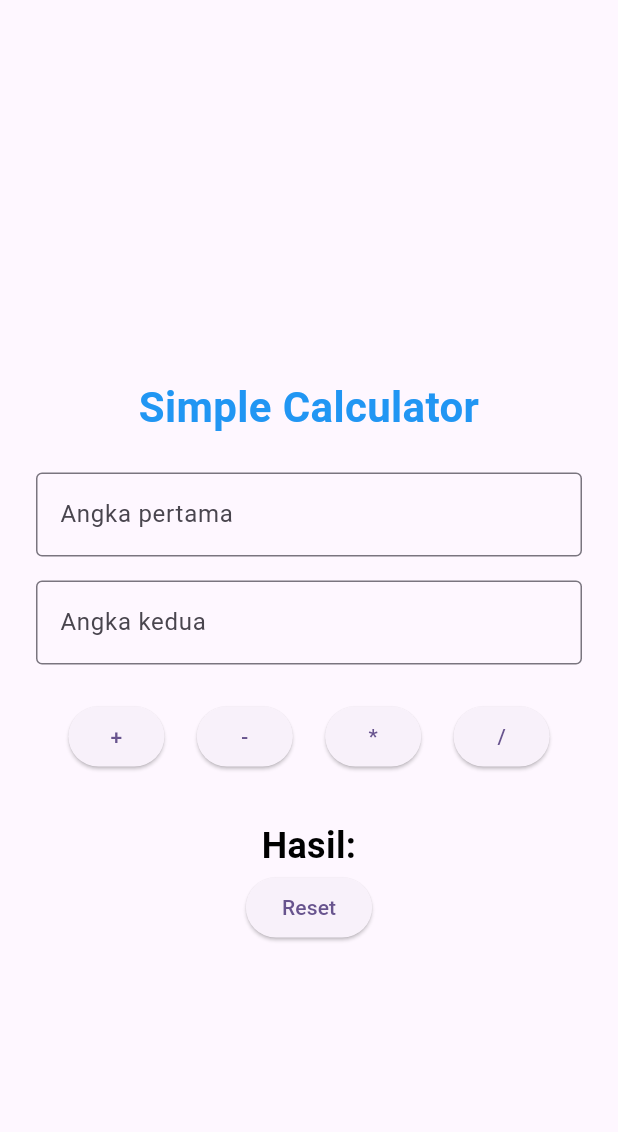
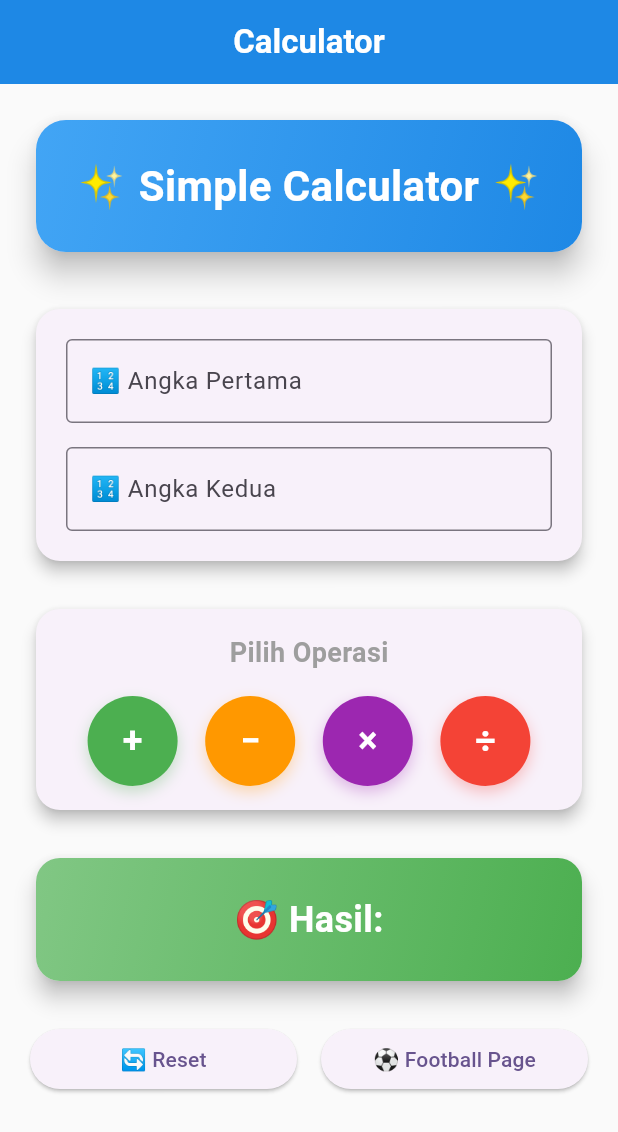
Before and after one commit to namdnta/flutter_1, a Flutter app: the screen it shows after launch, on a phone screen of 412 x 824 dp. Shown: the top 1132 px of the screen. Run offline on Flutter 3.47's test engine with Material 3 defaults, Android fonts, the light colour scheme and no system bars; our stand-ins replace get.

Commit message:
belajar array

```diff
--- /dev/null
+++ b/lib/controllers/editplayer_kontroller.dart
@@ -0,0 +1,5 @@
+import 'package:get/get.dart';
+
+class EditplayerKontroller extends GetxController {
+
+}
--- a/lib/main.dart
+++ b/lib/main.dart
@@ -1,6 +1,7 @@
 import 'package:flutter/material.dart';
 import 'package:get/route_manager.dart';
-import 'package:latihan1_11pplg2/pages/calculator_page.dart';
+import 'package:latihan1_11pplg2/routes/pages.dart';
+import 'package:latihan1_11pplg2/routes/routes.dart';
 
 
 void main() {
@@ -17,7 +18,8 @@ class MyApp extends StatelessWidget {
       theme: ThemeData(
         colorScheme: ColorScheme.fromSeed(seedColor: Colors.deepPurple),
       ),
-      home: CalculatorPage(),
+      initialRoute: AppRoutes.calculatorPage,
+      getPages: AppPages.pages,
     );
   }
 }
--- a/lib/pages/calculator_page.dart
+++ b/lib/pages/calculator_page.dart
@@ -5,6 +5,7 @@ import 'package:latihan1_11pplg2/components/customText.dart';
 import 'package:latihan1_11pplg2/components/cutomTextfield.dart';
 import 'package:latihan1_11pplg2/controllers/kalkulator_kontroller.dart';
 import 'package:get/get.dart';
+import 'package:latihan1_11pplg2/routes/routes.dart';
 
 class CalculatorPage extends StatelessWidget {
   CalculatorPage({super.key});
@@ -14,71 +15,211 @@ class CalculatorPage extends StatelessWidget {
 @override
 Widget build(BuildContext context) {
   return Scaffold(
+    backgroundColor: Colors.grey[50],
     appBar: AppBar(
+      title: const Text(
+        'Calculator',
+        style: TextStyle(fontWeight: FontWeight.bold),
+      ),
       centerTitle: true,
+      backgroundColor: Colors.blue[600],
+      foregroundColor: Colors.white,
+      elevation: 0,
     ),
-    body: Center(
+    body: SingleChildScrollView(
+      child: Padding(
+        padding: const EdgeInsets.all(20.0),
+        child: Column(
+          children: [
+            // Header Card
+            Card(
+              elevation: 8,
+              shape: RoundedRectangleBorder(
+                borderRadius: BorderRadius.circular(20),
+              ),
               child: Container(
+                width: double.infinity,
                 padding: const EdgeInsets.all(24),
-        child: Column(
-          mainAxisSize: MainAxisSize.min,
-          children: [
-            CustomText(
-              text: "Simple Calculator",
-              color: Colors.blue,
+                decoration: BoxDecoration(
+                  borderRadius: BorderRadius.circular(20),
+                  gradient: LinearGradient(
+                    colors: [Colors.blue[400]!, Colors.blue[600]!],
+                    begin: Alignment.topLeft,
+                    end: Alignment.bottomRight,
+                  ),
+                ),
+                child: CustomText(
+                  text: "✨ Simple Calculator ✨",
+                  color: Colors.white,
                   fontSize: 28,
                   fontWeight: FontWeight.bold,
                   textAlign: TextAlign.center,
                 ),
-            const SizedBox(height: 24),
+              ),
+            ),
+            const SizedBox(height: 30),
+
+            // Input Fields Card
+            Card(
+              elevation: 4,
+              shape: RoundedRectangleBorder(
+                borderRadius: BorderRadius.circular(16),
+              ),
+              child: Padding(
+                padding: const EdgeInsets.all(20),
+                child: Column(
+                  children: [
                     CustomTextField(
                       controller: kalkulatorController.txtAngkaPertama,
-  label: "Angka pertama",
+                      label: "🔢 Angka Pertama",
                       inputFormatters: [
-    FilteringTextInputFormatter.digitsOnly,
+                        FilteringTextInputFormatter.allow(RegExp(r'[0-9.]')),
                       ],
                     ),
                     const SizedBox(height: 16),
                     CustomTextField(
                       controller: kalkulatorController.txtAngkaKedua,
-              label: "Angka kedua",
+                      label: "🔢 Angka Kedua",
                       inputFormatters: [
-                FilteringTextInputFormatter.digitsOnly,
+                        FilteringTextInputFormatter.allow(RegExp(r'[0-9.]')),
                       ],
                     ),
+                  ],
+                ),
+              ),
+            ),
             const SizedBox(height: 24),
+
+            // Operation Buttons
+            Card(
+              elevation: 4,
+              shape: RoundedRectangleBorder(
+                borderRadius: BorderRadius.circular(16),
+              ),
+              child: Padding(
+                padding: const EdgeInsets.all(16),
+                child: Column(
+                  children: [
+                    const Text(
+                      'Pilih Operasi',
+                      style: TextStyle(
+                        fontSize: 18,
+                        fontWeight: FontWeight.bold,
+                        color: Colors.grey,
+                      ),
+                    ),
+                    const SizedBox(height: 16),
                     Row(
                       mainAxisAlignment: MainAxisAlignment.spaceEvenly,
                       children: [
-                CustomButton(myText: "+", onPressed: () {
+                        _buildOperationButton("+", Colors.green, () {
                           kalkulatorController.tambah();
                         }),
-                CustomButton(myText: "-", onPressed: () {
+                        _buildOperationButton("−", Colors.orange, () {
                           kalkulatorController.kurang();
                         }),
-                CustomButton(myText: "*", onPressed: () {
+                        _buildOperationButton("×", Colors.purple, () {
                           kalkulatorController.kali();
                         }),
-                CustomButton(myText: "/", onPressed: () {
+                        _buildOperationButton("÷", Colors.red, () {
                           kalkulatorController.bagi();
                         }),
                       ],
                     ),
-            const SizedBox(height: 32),
-            Obx(() => CustomText(
-              text: "Hasil: ${kalkulatorController.hasil.value}",
-              color: Colors.black,
+                  ],
+                ),
+              ),
+            ),
+            const SizedBox(height: 24),
+
+            // Result Card
+            Card(
+              elevation: 6,
+              shape: RoundedRectangleBorder(
+                borderRadius: BorderRadius.circular(16),
+              ),
+              child: Container(
+                width: double.infinity,
+                padding: const EdgeInsets.all(24),
+                decoration: BoxDecoration(
+                  borderRadius: BorderRadius.circular(16),
+                  gradient: LinearGradient(
+                    colors: [Colors.green[300]!, Colors.green[500]!],
+                    begin: Alignment.topLeft,
+                    end: Alignment.bottomRight,
+                  ),
+                ),
+                child: Obx(() => CustomText(
+                  text: "🎯 Hasil: ${kalkulatorController.hasil.value}",
+                  color: Colors.white,
                   fontSize: 24,
                   fontWeight: FontWeight.bold,
                   textAlign: TextAlign.center,
                 )),
-            CustomButton(myText: "Reset", onPressed: () {
+              ),
+            ),
+            const SizedBox(height: 24),
+
+            // Action Buttons
+            Row(
+              children: [
+                Expanded(
+                  child: CustomButton(
+                    myText: "🔄 Reset",
+                    onPressed: () {
                       kalkulatorController.reset();
-            })
+                    },
+                  ),
+                ),
+                const SizedBox(width: 16),
+                Expanded(
+                  child: CustomButton(
+                    myText: "⚽ Football Page",
+                    onPressed: () {
+                      Get.toNamed(AppRoutes.footballPage);
+                    },
+                  ),
+                ),
+              ],
+            ),
           ],
         ),
       ),
     ),
   );
 }
-}
+
+Widget _buildOperationButton(String symbol, Color color, VoidCallback onPressed) {
+  return Container(
+    width: 60,
+    height: 60,
+    decoration: BoxDecoration(
+      color: color,
+      borderRadius: BorderRadius.circular(30),
+      boxShadow: [
+        BoxShadow(
+          color: color.withOpacity(0.3),
+          blurRadius: 8,
+          offset: const Offset(0, 4),
+        ),
+      ],
+    ),
+    child: Material(
+      color: Colors.transparent,
+      child: InkWell(
+        borderRadius: BorderRadius.circular(30),
+        onTap: onPressed,
+        child: Center(
+          child: Text(
+            symbol,
+            style: const TextStyle(
+              color: Colors.white,
+              fontSize: 24,
+              fontWeight: FontWeight.bold,
+            ),
+          ),
+        ),
+      ),
+    ),
+  );
+}}
--- /dev/null
+++ b/lib/routes/pages.dart
@@ -0,0 +1,14 @@
+import 'package:get/get.dart';
+import 'package:get/get_navigation/src/routes/get_route.dart';
+import 'package:latihan1_11pplg2/pages/football_player.dart';
+import 'package:latihan1_11pplg2/routes/routes.dart';
+import 'package:latihan1_11pplg2/pages/calculator_page.dart';
+import 'package:latihan1_11pplg2/pages/editplayer.dart'; // Ensure this file defines EditPlayerPage
+
+class AppPages{
+  static final pages =[
+    GetPage(name: AppRoutes.calculatorPage, page: () => CalculatorPage()),
+    GetPage(name: AppRoutes.footballPage, page: () => FootballPlayerPage()),
+    GetPage(name: AppRoutes.editplayerPage, page: () => EditPlayerPage()),
+  ];
+}
--- /dev/null
+++ b/lib/routes/routes.dart
@@ -0,0 +1,5 @@
+class AppRoutes {
+  static const String calculatorPage = '/calculatorPage';
+  static const String footballPage = '/footballPage';
+  static const String editplayerPage = '/editplayerPage';
+}
```
Also changed, not shown: lib/controllers/football_player_kontroller.dart (added, +21 -0 lines), lib/pages/editplayer.dart (added, +139 -0 lines), lib/pages/football_player.dart (added, +90 -0 lines). Lines whose indentation alone changed are shown as unchanged.
